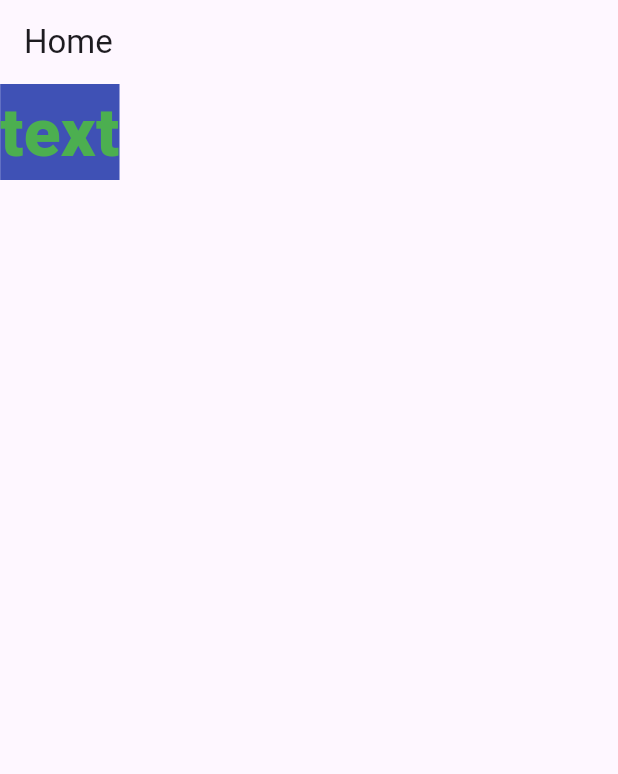
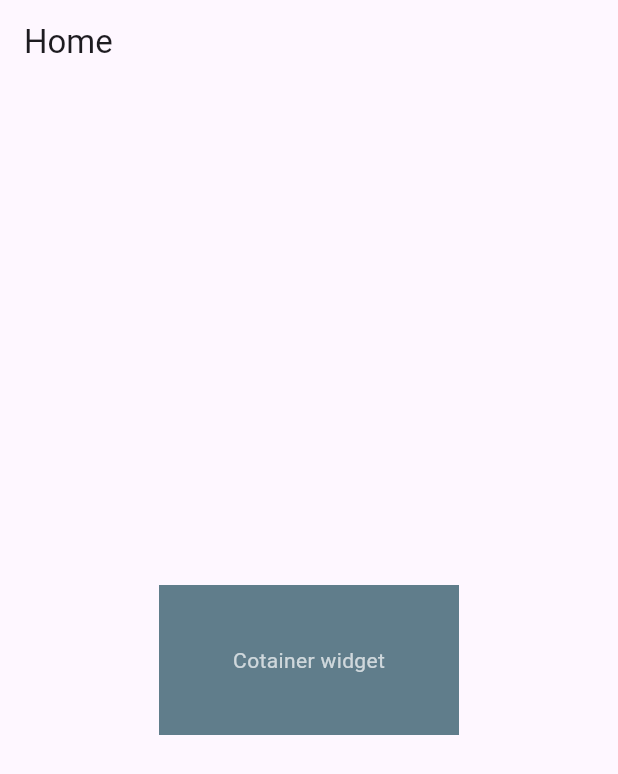
Before and after one commit to birbalkr/Flutter, a Flutter app: the screen it shows after launch, on a phone screen of 412 x 824 dp. Shown: the top 774 px of the screen. Run offline on Flutter 3.47's test engine with Material 3 defaults, Android fonts, the phone set to English and light mode, and no system bars.

Commit message:
center widget

```diff
--- a/lib/main.dart
+++ b/lib/main.dart
@@ -35,9 +35,13 @@ class _MyHomePageState extends State<MyHomePage> {
         appBar: AppBar(
           title: Text("Home"),
         ),
-        body: Text(
-          'text',
-          style: TextStyle(fontSize: 45, color: Colors.green, fontWeight: FontWeight.w900,backgroundColor: Colors.indigo),
+        body: Center(
+          child: Container(
+            width: 200,
+            height: 100,
+            color: Colors.blueGrey,
+            child: Center(child: Text("Cotainer widget",style: TextStyle(color: Colors.white70),),),
+          ),
         ));
   }
 }
```
